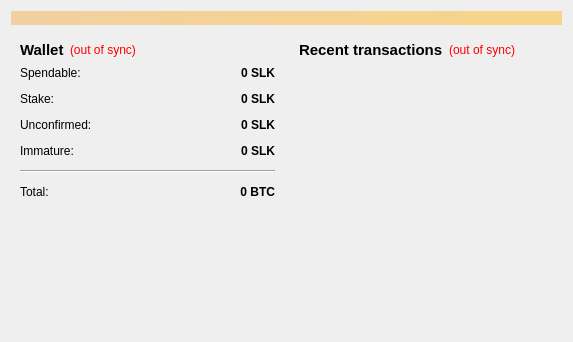
Above: src/qt/forms/overviewpage.ui from duality-solutions/Sequence before the change. Below: the same form after it.
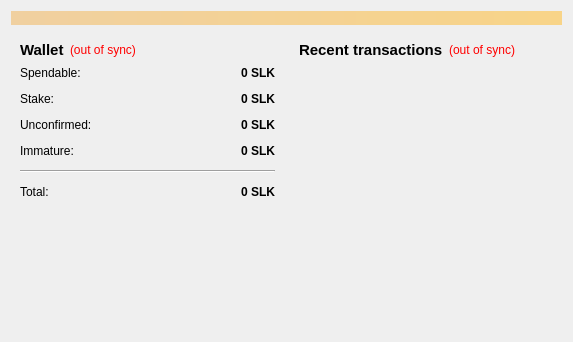
That is the form after the change.

The edit to the form file:
```diff
--- a/src/qt/forms/overviewpage.ui
+++ b/src/qt/forms/overviewpage.ui
@@ -250,7 +250,7 @@
                <string>Your current total balance</string>
               </property>
               <property name="text">
-               <string notr="true">0 BTC</string>
+               <string notr="true">0 SLK</string>
               </property>
               <property name="alignment">
                <set>Qt::AlignRight|Qt::AlignTrailing|Qt::AlignVCenter</set>
```
